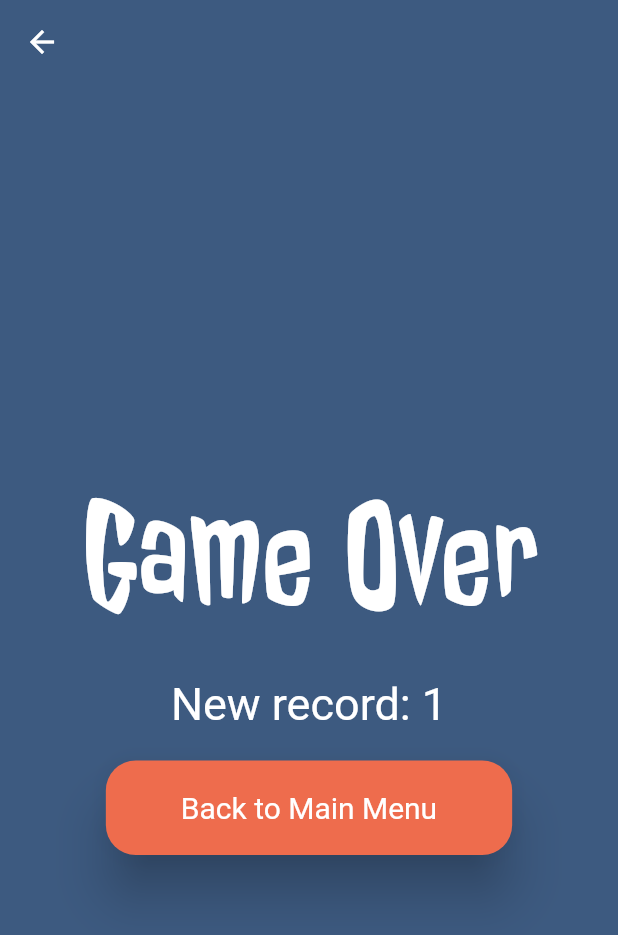
After one commit to carvalho28/explode, a Flutter app: the Record screen opened by its route, on a phone screen of 412 x 824 dp. The commit adds this screen. Shown: the top 935 px of the screen. Run offline on Flutter 3.47's test engine with Material 2 defaults, Android fonts, the phone set to English and light mode, and no system bars; our stand-ins replace shared_preferences; accounts and stored records are empty.

Commit message:
Solved small bugs
Signed-off-by: carvalho28 <carvalhoo287@gmail.com>

```diff
--- a/lib/constants/routes.dart
+++ b/lib/constants/routes.dart
@@ -2,3 +2,4 @@ const mainMenuRoute = '/main-menu';
 const difficultyRoute = '/difficulty';
 const gameRoute = '/game';
 const gameOverRoute = '/game-over';
+const recordRoute = '/record';
--- a/lib/utilities/verification_icon.dart
+++ b/lib/utilities/verification_icon.dart
@@ -18,7 +18,8 @@ class _VerificationIconState extends State<VerificationIcon> {
     Future<void>.delayed(const Duration(milliseconds: 300), () {
       setState(() {
         // after a second, remove the widget
-        Navigator.of(context).pop();
+        // pop without restarting the widget
+        Navigator.pop(context);
       });
     });
   }
--- /dev/null
+++ b/lib/views/record.dart
@@ -0,0 +1,156 @@
+import 'package:explode/constants/general.dart';
+import 'package:flutter/material.dart';
+import 'package:flutter/src/widgets/container.dart';
+import 'package:flutter/src/widgets/framework.dart';
+import 'package:shared_preferences/shared_preferences.dart';
+
+class Record extends StatefulWidget {
+  const Record({
+    super.key,
+    required this.correctAnswers,
+  });
+
+  final int correctAnswers;
+
+  @override
+  State<Record> createState() => _RecordState();
+}
+
+class _RecordState extends State<Record> {
+  late int _correctAnswers;
+  late SharedPreferences _prefs;
+
+  @override
+  void initState() {
+    _correctAnswers = widget.correctAnswers;
+    super.initState();
+  }
+
+  // save the record in the shared preferences
+  Future<void> saveRecord() async {
+    _prefs = await SharedPreferences.getInstance();
+    if (_prefs.getInt('record') == null) {
+      _prefs.setInt('record', _correctAnswers);
+    } else if (_prefs.getInt('record')! < _correctAnswers) {
+      _prefs.setInt('record', _correctAnswers);
+    }
+  }
+
+  // get the record from the shared preferences
+  Future<int> getRecord() async {
+    _prefs = await SharedPreferences.getInstance();
+    if (_prefs.getInt('record') == null) {
+      return -1;
+    } else {
+      return _prefs.getInt('record')!;
+    }
+  }
+
+  // widget to present the new record
+  Widget newRecord(int record) {
+    if (record == -1) {
+      return Container(
+        margin: const EdgeInsets.only(top: 20),
+        child: Text(
+          'New record: $_correctAnswers',
+          style: const TextStyle(
+            fontSize: 30,
+            color: Colors.white,
+          ),
+        ),
+      );
+    } else if (record < _correctAnswers) {
+      return Container(
+        margin: const EdgeInsets.only(top: 20),
+        child: Text(
+          'New record: $_correctAnswers',
+          style: const TextStyle(
+            fontSize: 30,
+            color: Colors.white,
+          ),
+        ),
+      );
+    } else {
+      return Container(
+        // record not beaten, present the actual record and the actual score
+        margin: const EdgeInsets.only(top: 20),
+        child: Text(
+          'Record: $record\nScore: $_correctAnswers',
+          style: const TextStyle(
+            fontSize: 30,
+            color: Colors.white,
+          ),
+        ),
+      );
+    }
+  }
+
+  @override
+  Widget build(BuildContext context) {
+    Future<int> recordSaved = getRecord();
+    return Scaffold(
+      backgroundColor: primaryColor,
+      appBar: AppBar(
+        backgroundColor: primaryColor,
+        elevation: 0,
+      ),
+      body: Center(
+        child: Column(
+          mainAxisAlignment: MainAxisAlignment.center,
+          children: <Widget>[
+            const Text(
+              'Game Over',
+              style: TextStyle(
+                color: Colors.white,
+                fontSize: 100,
+                fontFamily: fontTitle,
+              ),
+            ),
+            FutureBuilder<int>(
+              future: recordSaved,
+              builder: (context, snapshot) {
+                if (snapshot.hasData) {
+                  return newRecord(snapshot.data!);
+                } else {
+                  return const CircularProgressIndicator();
+                }
+              },
+            ),
+            Container(
+              margin: const EdgeInsets.only(top: 20),
+              child: ElevatedButton(
+                style: ElevatedButton.styleFrom(
+                  backgroundColor: secondaryColor,
+                  foregroundColor: Colors.white,
+                  shape: RoundedRectangleBorder(
+                    borderRadius: BorderRadius.circular(20.0),
+                  ),
+                  padding: const EdgeInsets.symmetric(
+                    horizontal: 50,
+                    vertical: 20,
+                  ),
+                  // add shadow to the button
+                  elevation: 15,
+                ),
+                onPressed: () {
+                  saveRecord();
+                  // _prefs.clear();
+                  Navigator.of(context).pushNamedAndRemoveUntil(
+                    '/main-menu',
+                    (route) => false,
+                  );
+                },
+                child: const Text(
+                  'Back to Main Menu',
+                  style: TextStyle(
+                    fontSize: 20,
+                  ),
+                ),
+              ),
+            ),
+          ],
+        ),
+      ),
+    );
+  }
+}
--- a/pubspec.yaml
+++ b/pubspec.yaml
@@ -35,6 +35,7 @@ dependencies:
   # The following adds the Cupertino Icons font to your application.
   # Use with the CupertinoIcons class for iOS style icons.
   cupertino_icons: ^1.0.2
+  shared_preferences: ^2.0.15
 
 dev_dependencies:
   flutter_test:
```
Also changed, not shown: lib/main.dart (+16 -6 lines), lib/utilities/game_engine.dart (+11 -10 lines), lib/utilities/timer.dart (+13 -3 lines), lib/views/difficulty.dart (+13 -4 lines), pubspec.lock, 6 other files.
